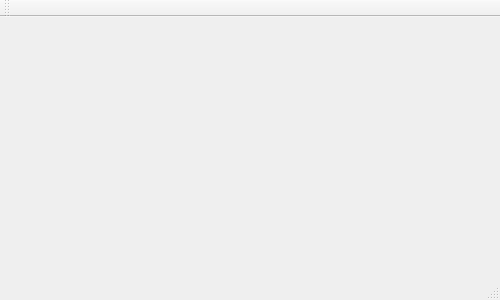
Qt form MainWindow.ui (sergey-nevar/USBCopyist) before a commit.
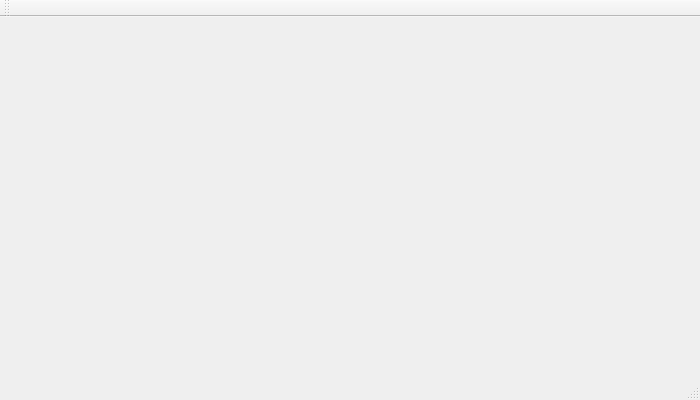
The same form after that commit.

Commit message: improve main window

Diff of the .ui file:
```diff
--- a/MainWindow.ui
+++ b/MainWindow.ui
@@ -6,20 +6,20 @@
    <rect>
     <x>0</x>
     <y>0</y>
-    <width>500</width>
-    <height>300</height>
+    <width>700</width>
+    <height>400</height>
    </rect>
   </property>
   <property name="minimumSize">
    <size>
-    <width>500</width>
-    <height>300</height>
+    <width>700</width>
+    <height>400</height>
    </size>
   </property>
   <property name="maximumSize">
    <size>
-    <width>700</width>
-    <height>400</height>
+    <width>900</width>
+    <height>500</height>
    </size>
   </property>
   <property name="windowTitle">
```
Left out of the diff: 4 changed lines with no effect on the pictures. The commit also changes 2 other files.
